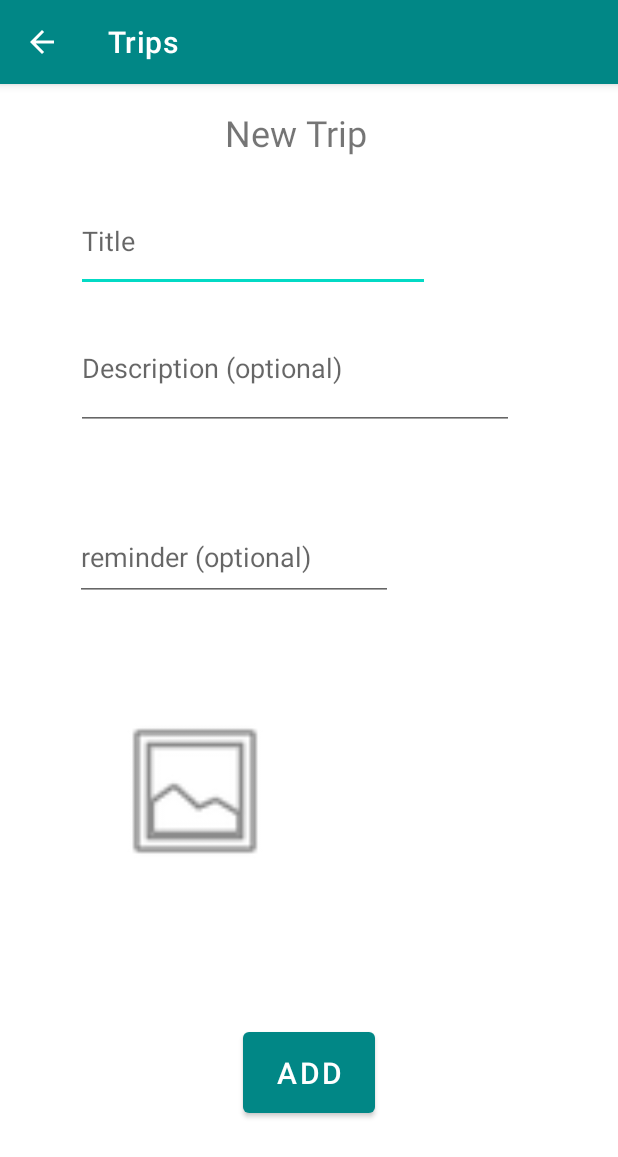
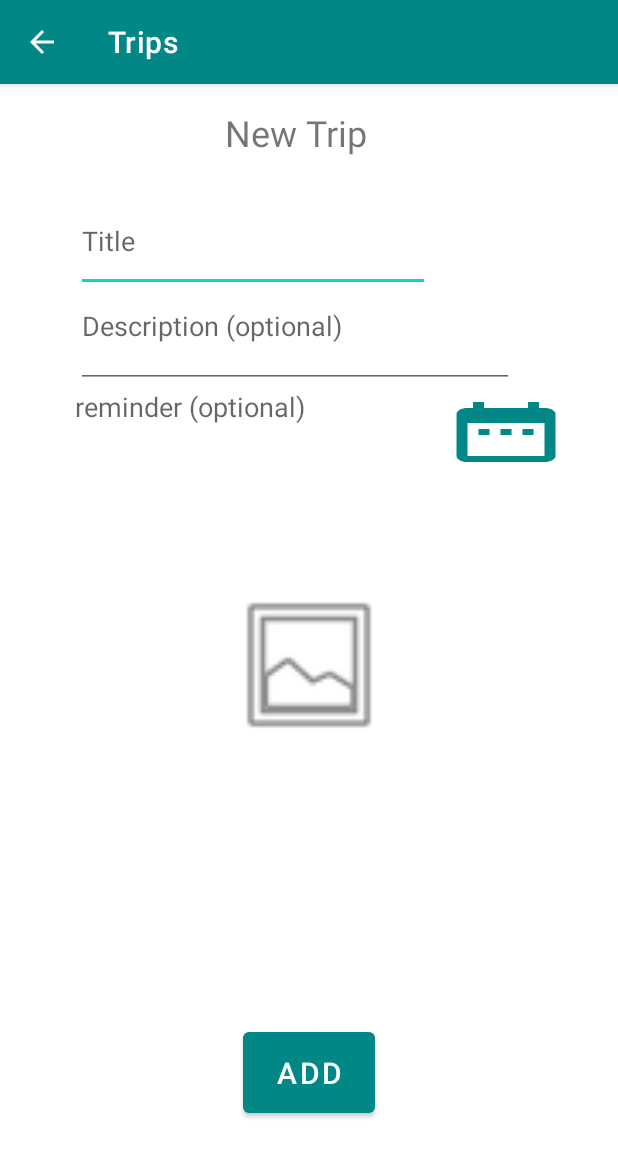
Before and after one commit to eliasdewan/Android-app-TripPlan-Create-photo-log, an Android app: the screen it shows after launch (newTrip), after a tap on "NEWTRIP", on a phone screen of 412 x 824 dp. Shown: the top 1157 px of the screen. Run offline under Robolectric (Android 15) with nearby library versions, the phone set to English and light mode, and no system bars.

Commit message:
selecting date done on date picker in separate class

```diff
--- a/app/src/main/java/com/example/tripplan/newTrip.java
+++ b/app/src/main/java/com/example/tripplan/newTrip.java
@@ -14,16 +14,20 @@ import android.widget.TextView;
 import android.widget.Toast;
 
 import com.bumptech.glide.Glide;
+import com.example.tripplan.adapter.DateTimePicker;
+
+import java.util.Date;
 
 public class newTrip extends AppCompatActivity {
 
     private EditText tripTitle;
     private EditText tripDescription;
-    private EditText tripReminder;
+    private TextView tripReminder;
     private ImageView imageView;
     private static final int PICK_IMAGE_REQUEST = 1;
     private Uri imageUri;
     private Button addButton;
+    private Button selectDateButton;
 
 
     @Override
@@ -32,16 +36,16 @@ public class newTrip extends AppCompatActivity {
         setContentView(R.layout.activity_trip_add_edit);
         tripTitle = findViewById(R.id.editTextNewTripTitle);
         tripDescription = findViewById(R.id.editTextNewTripDescription);
-        tripReminder = findViewById(R.id.editTextNewDate);
+        tripReminder = findViewById(R.id.editDateText);
         addButton = findViewById(R.id.actionButton);
         imageView = findViewById(R.id.imageView);
+        selectDateButton = findViewById(R.id.dateButton);
         imageView.setOnClickListener(new View.OnClickListener() {
             @Override
             public void onClick(View view) {
                 openImagePicker();
             }
         });
-
 
         String request = getIntent().getStringExtra("action");
 
@@ -93,6 +97,27 @@ public class newTrip extends AppCompatActivity {
                 }
             }
         });
+
+        selectDateButton.setOnClickListener(new View.OnClickListener() {
+            @Override
+            public void onClick(View view) {
+                selectDate();
+
+            }
+        });
+    }
+
+
+
+    public void selectDate(){
+        DateTimePicker dateTimePicker = new DateTimePicker(this);
+        dateTimePicker.pickDateTime(new DateTimePicker.DateTimePickListener() {
+            @Override
+            public void onDateTimePicked(Date date) {
+                tripReminder.setText(date.toString());
+            }
+        });
+
     }
 
     private void openImagePicker() {
--- /dev/null
+++ b/app/src/main/res/drawable/baseline_date_range_24.xml
@@ -0,0 +1,5 @@
+<vector android:height="24dp" android:tint="#205768"
+    android:viewportHeight="24" android:viewportWidth="24"
+    android:width="24dp" xmlns:android="http://schemas.android.com/apk/res/android">
+    <path android:fillColor="@android:color/white" android:pathData="M9,11L7,11v2h2v-2zM13,11h-2v2h2v-2zM17,11h-2v2h2v-2zM19,4h-1L18,2h-2v2L8,4L8,2L6,2v2L5,4c-1.11,0 -1.99,0.9 -1.99,2L3,20c0,1.1 0.89,2 2,2h14c1.1,0 2,-0.9 2,-2L21,6c0,-1.1 -0.9,-2 -2,-2zM19,20L5,20L5,9h14v11z"/>
+</vector>
--- a/app/src/main/res/layout/activity_trip_add_edit.xml
+++ b/app/src/main/res/layout/activity_trip_add_edit.xml
@@ -34,7 +34,6 @@
         android:id="@+id/editTextNewTripDescription"
         android:layout_width="292dp"
         android:layout_height="64dp"
-        android:layout_marginTop="28dp"
         android:ems="10"
         android:gravity="start|top"
         android:hint="Description (optional)"
@@ -44,14 +43,14 @@
         app:layout_constraintStart_toStartOf="parent"
         app:layout_constraintTop_toBottomOf="@+id/editTextNewTripTitle" />
 
-    <EditText
-        android:id="@+id/editTextNewDate"
+    <TextView
+        android:id="@+id/editDateText"
         android:layout_width="212dp"
         android:layout_height="58dp"
-        android:layout_marginTop="56dp"
         android:ems="10"
         android:hint="reminder (optional)"
         android:inputType="date"
+        android:textSize="18sp"
         app:layout_constraintEnd_toEndOf="parent"
         app:layout_constraintHorizontal_bias="0.251"
         app:layout_constraintStart_toStartOf="parent"
@@ -72,10 +71,20 @@
         android:id="@+id/imageView"
         android:layout_width="132dp"
         android:layout_height="109dp"
-        android:layout_marginStart="64dp"
         android:layout_marginTop="72dp"
+        app:layout_constraintEnd_toEndOf="parent"
         app:layout_constraintStart_toStartOf="parent"
-        app:layout_constraintTop_toBottomOf="@+id/editTextNewDate"
+        app:layout_constraintTop_toBottomOf="@+id/editDateText"
         app:srcCompat="@android:drawable/ic_menu_gallery" />
 
+    <Button
+        android:id="@+id/dateButton"
+        android:layout_width="wrap_content"
+        android:layout_height="wrap_content"
+        android:background="@drawable/baseline_date_range_24"
+        app:layout_constraintBottom_toBottomOf="@+id/editDateText"
+        app:layout_constraintEnd_toEndOf="parent"
+        app:layout_constraintStart_toEndOf="@+id/editDateText"
+        app:layout_constraintTop_toBottomOf="@+id/editTextNewTripDescription" />
+
 </androidx.constraintlayout.widget.ConstraintLayout>
```
Also changed, not shown: app/src/main/java/com/example/tripplan/adapter/DateTimePicker.java (added, +61 -0 lines).
